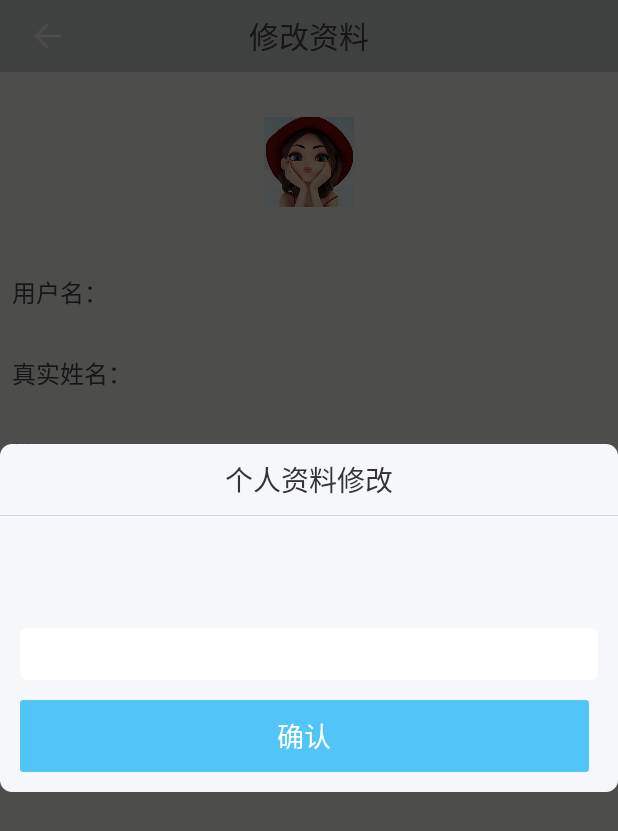
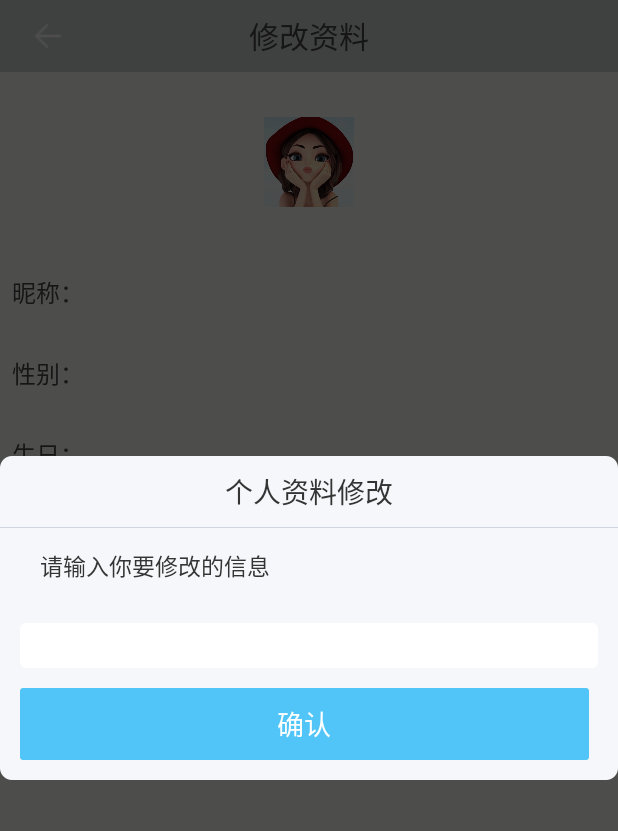
Before and after one commit to xugh24/ypApp, an Android app: the PersonageActivity screen opened directly, with no data from a screen before it, after a tap on "性别：", on a phone screen of 412 x 824 dp. Shown: the top 831 px of the screen. Run offline under Robolectric (Android 15) with nearby library versions, the phone set to English and light mode, and no system bars.

Commit message:
修改代码

```diff
--- a/app/src/main/java/com/yuepang/yuepang/activity/PersonageActivity.java
+++ b/app/src/main/java/com/yuepang/yuepang/activity/PersonageActivity.java
@@ -20,46 +20,30 @@ import org.w3c.dom.Text;
 public class PersonageActivity extends BaseActivity implements PersonalDialog.CallBack {
 
     public static final int NICK = 0x01;
-    public static final int NAME = 0x02;
-    public static final int SEX = 0x03;
-    public static final int BIR = 0x04;
-    public static final int TEL = 0x05;
-    public static final int ID = 0x06;
-    public static final int COMPANY = 0x07;
+    public static final int SEX = 0x02;
+    public static final int BIR = 0x03;
+    public static final int TEL = 0x04;
 
     @BindView(id = R.id.iv_head, click = true)
     private ImageView ivHead;
-
     @BindView(id = R.id.ll_nick, click = true)
     private LinearLayout llnick;//昵称
-    @BindView(id = R.id.ll_realname, click = true)
-    private LinearLayout llname;//真实姓名
     @BindView(id = R.id.ll_sex, click = true)
     private LinearLayout llsex;//性别
     @BindView(id = R.id.ll_birthday, click = true)
     private LinearLayout llbirthday;//生日
     @BindView(id = R.id.ll_tel, click = true)
     private LinearLayout lltel;//联系方式
-    @BindView(id = R.id.ll_id, click = true)
-    private LinearLayout llid;//
-    @BindView(id = R.id.ll_company, click = true)
-    private LinearLayout llcompany;//
 
 
     @BindView(id = R.id.tv_nick)
     private TextView tvNick;//
-    @BindView(id = R.id.tv_realname)
-    private TextView tvName;//
     @BindView(id = R.id.tv_sex)
     private TextView tvsex;//
     @BindView(id = R.id.tv_birthday)
     private TextView tvbirthday;//
     @BindView(id = R.id.tv_tel)
     private TextView tvTel;//
-    @BindView(id = R.id.tv_id)
-    private TextView tvId;//
-    @BindView(id = R.id.tv_company)
-    private TextView tvcompany;//
 
 
     @Override
@@ -85,9 +69,6 @@ public class PersonageActivity extends BaseActivity implements PersonalDialog.Ca
             case R.id.ll_nick:// 昵称
                 showInput(NICK);
                 break;
-            case R.id.ll_realname: // 真实姓名
-                showInput(NAME);
-                break;
             case R.id.ll_sex: // 性别
                 showInput(SEX);
                 break;
@@ -96,12 +77,6 @@ public class PersonageActivity extends BaseActivity implements PersonalDialog.Ca
                 break;
             case R.id.ll_tel: // 电话
                 showInput(TEL);
-                break;
-            case R.id.ll_id: // id
-                showInput(ID);
-                break;
-            case R.id.ll_company: // 公司
-                showInput(COMPANY);
                 break;
         }
     }
@@ -128,16 +103,10 @@ public class PersonageActivity extends BaseActivity implements PersonalDialog.Ca
         switch (type) {
             case PersonageActivity.NICK:
                 return tvNick;
-            case PersonageActivity.NAME:
-                return tvName;
             case PersonageActivity.SEX:
                 return tvsex;
-            case PersonageActivity.ID:
-                return tvId;
             case PersonageActivity.TEL:
                 return tvTel;
-            case PersonageActivity.COMPANY:
-                return tvcompany;
             case PersonageActivity.BIR:
                 return tvbirthday;
         }
--- a/app/src/main/res/layout/dialog_layout.xml
+++ b/app/src/main/res/layout/dialog_layout.xml
@@ -28,20 +28,19 @@
         android:layout_width="match_parent"
         android:layout_height="wrap_content"
         android:layout_margin="13.33dp"
-        android:paddingBottom="13.33dp"
         android:paddingLeft="13.33dp"
         android:paddingRight="13.33dp"
+        android:text="请输入你要修改的信息"
         android:textColor="#343434"
         android:textSize="15.4dp" />
 
     <EditText
         android:id="@+id/ed_dialog_msg"
         android:layout_width="match_parent"
-        android:layout_height="wrap_content"
-        android:gravity="center_vertical"
+        android:layout_height="30dp"
         android:layout_margin="13.33dp"
         android:background="@drawable/bg_shuru"
-        android:paddingBottom="13.33dp"
+        android:gravity="center_vertical"
         android:paddingLeft="13.33dp"
         android:paddingRight="13.33dp"
         android:textColor="#343434"
--- a/app/src/main/res/layout/personage_ly.xml
+++ b/app/src/main/res/layout/personage_ly.xml
@@ -33,39 +33,12 @@
                 android:layout_height="wrap_content"
                 android:layout_marginLeft="8dp"
                 android:layout_weight="1"
-                android:text="用户名："
+                android:text="昵称："
                 android:textColor="#494949"
                 android:textSize="16dp" />
 
             <TextView
                 android:id="@+id/tv_nick"
-                android:layout_width="wrap_content"
-                android:layout_height="wrap_content"
-                android:textColor="#494949"
-                android:textSize="16dp" />
-
-
-        </LinearLayout>
-
-        <LinearLayout
-            android:id="@+id/ll_realname"
-            android:layout_width="match_parent"
-            android:layout_height="54dp"
-            android:gravity="center_vertical"
-            android:orientation="horizontal">
-
-
-            <TextView
-                android:layout_width="0dp"
-                android:layout_height="wrap_content"
-                android:layout_marginLeft="8dp"
-                android:layout_weight="1"
-                android:text="真实姓名："
-                android:textColor="#494949"
-                android:textSize="16dp" />
-
-            <TextView
-                android:id="@+id/tv_realname"
                 android:layout_width="wrap_content"
                 android:layout_height="wrap_content"
                 android:textColor="#494949"
@@ -154,59 +127,5 @@
 
         </LinearLayout>
 
-        <LinearLayout
-            android:id="@+id/ll_id"
-            android:layout_width="match_parent"
-            android:layout_height="54dp"
-            android:gravity="center_vertical"
-            android:orientation="horizontal">
-
-
-            <TextView
-                android:layout_width="0dp"
-                android:layout_height="wrap_content"
-                android:layout_marginLeft="8dp"
-                android:layout_weight="1"
-                android:text="身份证号："
-                android:textColor="#494949"
-                android:textSize="16dp" />
-
-            <TextView
-                android:id="@+id/tv_id"
-                android:layout_width="wrap_content"
-                android:layout_height="wrap_content"
-                android:textColor="#494949"
-                android:textSize="16dp" />
-
-
-        </LinearLayout>
-
-        <LinearLayout
-            android:id="@+id/ll_company"
-            android:layout_width="match_parent"
-            android:layout_height="54dp"
-            android:gravity="center_vertical"
-            android:orientation="horizontal">
-
-
-            <TextView
-                android:layout_width="0dp"
-                android:layout_height="wrap_content"
-                android:layout_marginLeft="8dp"
-                android:layout_weight="1"
-                android:text="公司名称："
-                android:textColor="#494949"
-                android:textSize="16dp" />
-
-            <TextView
-                android:id="@+id/tv_company"
-                android:layout_width="wrap_content"
-                android:layout_height="wrap_content"
-                android:textColor="#494949"
-                android:textSize="16dp" />
-
-
-        </LinearLayout>
-
     </LinearLayout>
 </ScrollView>
```
Also changed, not shown: app/src/main/java/com/yuepang/yuepang/common/widget/SDKdialog.java (+0 -23 lines), app/src/main/java/com/yuepang/yuepang/control/UserCentreControl.java (+18 -0 lines), app/src/main/java/com/yuepang/yuepang/dialog/PersonalDialog.java (+3 -12 lines), app/src/main/java/com/yuepang/yuepang/model/UserInfo.java (+14 -15 lines).
